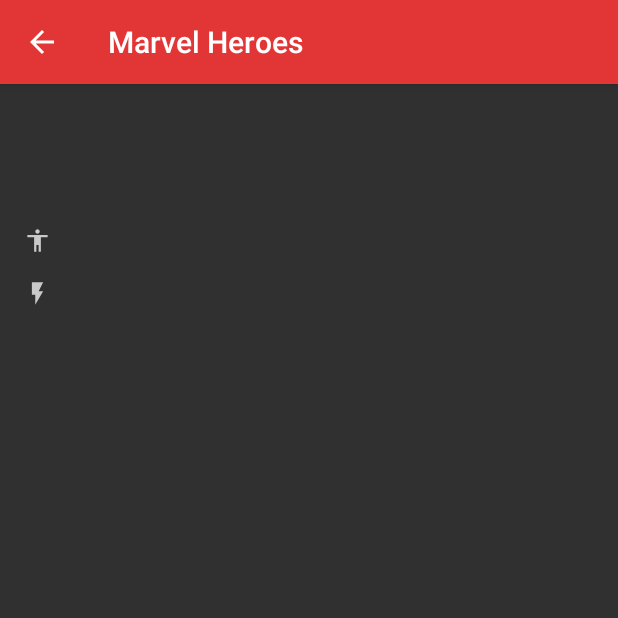
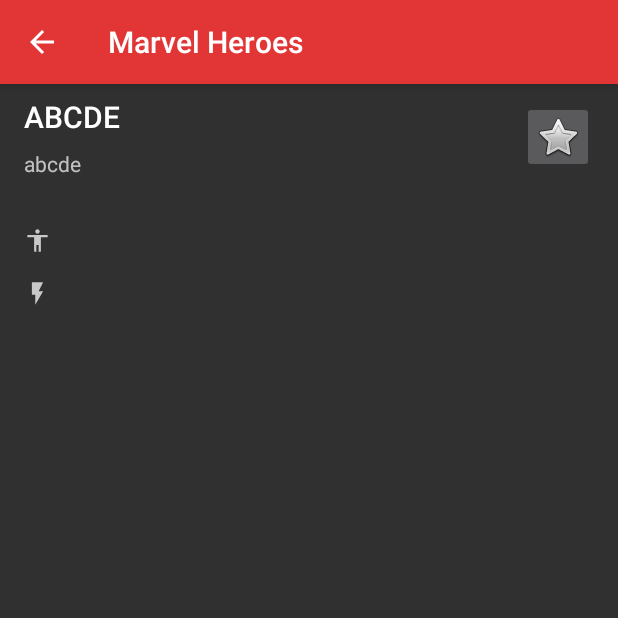
Before and after one commit to kemmo/KC-PracticaAndroidAvanzado, an Android app: the MarvelHeroeDetailActivity screen opened directly, with no data from a screen before it, on a phone screen of 412 x 824 dp, the top half of it. Run offline under Robolectric (Android 15) with nearby library versions, the phone set to English and light mode, and no system bars; our stand-ins replace Dagger/Hilt's generated code, RxJava; libraries missing offline, so code that uses them is left out: com.facebook.stetho; network calls fail; pictures from the network do not load; 2 statements that could not run were skipped.

Commit message:
Show favourite icon in hero detail activity

```diff
--- a/app/build.gradle
+++ b/app/build.gradle
@@ -62,6 +62,8 @@ dependencies {
 
     implementation "android.arch.lifecycle:extensions:1.1.0"
 
+    implementation 'com.facebook.stetho:stetho:1.5.0'
+
     testImplementation 'junit:junit:4.12'
     testImplementation "org.mockito:mockito-core:2.16.0"
     testImplementation "com.nhaarman:mockito-kotlin-kt1.1:1.5.0"
--- a/app/src/main/java/com/costular/marvelheroes/data/model/MarvelHero.kt
+++ b/app/src/main/java/com/costular/marvelheroes/data/model/MarvelHero.kt
@@ -13,5 +13,6 @@ data class MarvelHero(
         val height: String = "",
         val power: String = "",
         val abilities: String = "",
-        val groups: String = ""
+        val groups: String = "",
+        val favourite: Boolean = false
 )
--- a/app/src/main/java/com/costular/marvelheroes/data/model/mapper/MarvelHeroMapper.kt
+++ b/app/src/main/java/com/costular/marvelheroes/data/model/mapper/MarvelHeroMapper.kt
@@ -10,14 +10,14 @@ class MarvelHeroMapper : Mapper<MarvelHero, MarvelHeroEntity> {
 
     override fun transform(input: MarvelHero): MarvelHeroEntity =
             MarvelHeroEntity(
-                    0,
                     input.name,
                     input.photoUrl,
                     input.realName,
                     input.height,
                     input.power,
                     input.abilities,
-                    getGroupsFromMarvelHero(input))
+                    getGroupsFromMarvelHero(input),
+                    input.favourite)
 
     override fun transformList(inputList: List<MarvelHero>): List<MarvelHeroEntity> =
             inputList.map { transform(it) }
--- a/app/src/main/java/com/costular/marvelheroes/data/repository/datasource/LocalMarvelHeroesDataSource.kt
+++ b/app/src/main/java/com/costular/marvelheroes/data/repository/datasource/LocalMarvelHeroesDataSource.kt
@@ -19,9 +19,7 @@ class LocalMarvelHeroesDataSource(val marvelHeroDatabase: MarvelHeroesDatabase)
 
     fun setMarvelHeroFavourite(marvelHero: MarvelHeroEntity) {
         Observable.fromCallable {
-            marvelHeroDatabase
-                    .getMarvelHeroesDao()
-                    .updateMarvelHero(marvelHero)
+            marvelHeroDatabase.getMarvelHeroesDao().updateMarvelHero(marvelHero)
         }.subscribeOn(Schedulers.io())
                 .subscribe()
     }
--- a/app/src/main/java/com/costular/marvelheroes/domain/model/MarvelHeroEntity.kt
+++ b/app/src/main/java/com/costular/marvelheroes/domain/model/MarvelHeroEntity.kt
@@ -13,13 +13,13 @@ import kotlinx.android.parcel.Parcelize
 @Entity(tableName = "marvelHeroes")
 @Parcelize
 data class MarvelHeroEntity(
-        @PrimaryKey(autoGenerate = true)
-        val id: Long,
+        @PrimaryKey
         val name: String,
         val photoUrl: String,
         val realName: String,
         val height: String,
         val power: String,
         val abilities: String,
-        val groups: Array<String>
+        val groups: Array<String>,
+        var favourite: Boolean
 ) : Parcelable
--- a/app/src/main/java/com/costular/marvelheroes/presentation/MainApp.kt
+++ b/app/src/main/java/com/costular/marvelheroes/presentation/MainApp.kt
@@ -4,6 +4,7 @@ import android.app.Application
 import com.costular.marvelheroes.di.components.ApplicationComponent
 import com.costular.marvelheroes.di.components.DaggerApplicationComponent
 import com.costular.marvelheroes.di.modules.ApplicationModule
+import com.facebook.stetho.Stetho
 
 /**
  * Created by costular on 16/03/2018.
@@ -15,6 +16,8 @@ class MainApp : Application() {
     override fun onCreate() {
         super.onCreate()
 
+        Stetho.initializeWithDefaults(this)
+
         component =
                 DaggerApplicationComponent.builder()
                         .applicationModule(ApplicationModule(this))
--- a/app/src/main/java/com/costular/marvelheroes/presentation/heroeslist/HeroesListActivity.kt
+++ b/app/src/main/java/com/costular/marvelheroes/presentation/heroeslist/HeroesListActivity.kt
@@ -34,6 +34,11 @@ class HeroesListActivity : AppCompatActivity() {
         setUp()
     }
 
+    override fun onResume() {
+        super.onResume()
+        heroesListViewModel.loadMarvelHeroes()
+    }
+
     fun inject() {
         (application as MainApp).component.inject(this)
     }
@@ -53,7 +58,6 @@ class HeroesListActivity : AppCompatActivity() {
     private fun setUpViewModel() {
         heroesListViewModel = ViewModelProviders.of(this, viewModelFactory).get(HeroesListViewModel::class.java)
         bindEvents()
-        heroesListViewModel.loadMarvelHeroes()
     }
 
     private fun bindEvents(){
--- a/app/src/main/java/com/costular/marvelheroes/presentation/heroeslist/HeroesListViewModel.kt
+++ b/app/src/main/java/com/costular/marvelheroes/presentation/heroeslist/HeroesListViewModel.kt
@@ -4,6 +4,7 @@ import android.arch.lifecycle.MutableLiveData
 import android.util.Log
 import com.costular.marvelheroes.data.repository.MarvelHeroesRepository
 import com.costular.marvelheroes.domain.model.MarvelHeroEntity
+import com.costular.marvelheroes.presentation.util.SettingsManager
 import com.costular.marvelheroes.presentation.util.mvvm.BaseViewModel
 import io.reactivex.android.schedulers.AndroidSchedulers
 import io.reactivex.rxkotlin.addTo
@@ -12,7 +13,8 @@ import io.reactivex.schedulers.Schedulers
 import javax.inject.Inject
 
 class HeroesListViewModel @Inject constructor(
-        val marvelHeroesRepository: MarvelHeroesRepository)
+        val marvelHeroesRepository: MarvelHeroesRepository,
+        val settingsManager: SettingsManager)
     : BaseViewModel() {
 
     val marvelListState: MutableLiveData<List<MarvelHeroEntity>> = MutableLiveData()
@@ -32,6 +34,7 @@ class HeroesListViewModel @Inject constructor(
                             Log.d("MarvelListViewModel", it.toString())
                         },
                         onComplete = {
+                            settingsManager.firstLoad = false
                         }
                 )
                 .addTo(compositeDisposable)
--- a/app/src/main/res/layout/activity_hero_detail.xml
+++ b/app/src/main/res/layout/activity_hero_detail.xml
@@ -1,6 +1,8 @@
 <?xml version="1.0" encoding="utf-8"?>
 <ScrollView
     xmlns:android="http://schemas.android.com/apk/res/android"
+    xmlns:app="http://schemas.android.com/apk/res-auto"
+    xmlns:tools="http://schemas.android.com/tools"
     android:layout_width="match_parent"
     android:layout_height="match_parent">
 
@@ -17,21 +19,64 @@
         android:layout_height="wrap_content"
         android:transitionName="@string/image_transition" />
 
-    <TextView
-        android:id="@+id/heroDetailName"
-        android:layout_width="wrap_content"
-        android:layout_height="wrap_content"
-        tools:text="Iron Man"
+    <android.support.constraint.ConstraintLayout
+        android:layout_width="match_parent"
+        android:layout_height="match_parent"
         android:layout_marginLeft="16dp"
         android:layout_marginRight="16dp"
-        style="@style/HeroDetailName" />
+        android:layout_marginTop="8dp"
+        android:layout_marginBottom="8dp">
 
-    <TextView
-        android:id="@+id/heroDetailRealName"
-        android:layout_width="wrap_content"
-        android:layout_height="wrap_content"
-        tools:text="Anthony Edward 'Tony' Stark"
-        style="@style/HeroDetailRealName" />
+        <LinearLayout
+            android:id="@+id/linearLayout"
+            android:layout_width="wrap_content"
+            android:layout_height="wrap_content"
+            android:orientation="vertical">
+
+            <TextView
+                android:id="@+id/heroDetailName"
+                style="@style/HeroDetailName"
+                android:layout_width="match_parent"
+                android:layout_height="wrap_content"
+                android:layout_marginLeft="0dp"
+                android:layout_marginStart="0dp"
+                android:layout_marginTop="0dp"
+                android:text="ABCDE"
+                app:layout_constraintStart_toStartOf="parent"
+                app:layout_constraintTop_toTopOf="parent"
+                tools:text="Iron Man" />
+
+            <TextView
+                android:id="@+id/heroDetailRealName"
+                style="@style/HeroDetailRealName"
+                android:layout_width="match_parent"
+                android:layout_height="wrap_content"
+                android:layout_marginBottom="0dp"
+                android:layout_marginLeft="0dp"
+                android:layout_marginStart="0dp"
+                android:layout_marginTop="8dp"
+                android:text="abcde"
+                app:layout_constraintBottom_toBottomOf="parent"
+                app:layout_constraintStart_toStartOf="parent"
+                app:layout_constraintTop_toBottomOf="@+id/heroDetailName"
+                tools:text="Anthony Edward 'Tony' Stark" />
+        </LinearLayout>
+
+        <ImageButton
+            android:id="@+id/favouriteButton"
+            android:layout_width="@android:dimen/app_icon_size"
+            android:layout_height="@android:dimen/app_icon_size"
+            android:layout_marginBottom="0dp"
+            android:layout_marginEnd="0dp"
+            android:layout_marginRight="0dp"
+            android:layout_marginTop="0dp"
+            android:foregroundGravity="center_vertical"
+            app:layout_constraintBottom_toBottomOf="parent"
+            app:layout_constraintEnd_toEndOf="parent"
+            app:layout_constraintTop_toTopOf="parent"
+            app:srcCompat="@android:drawable/btn_star_big_off" />
+
+    </android.support.constraint.ConstraintLayout>
 
     <TextView
         android:id="@+id/heroDetailHeight"
```
Also changed, not shown: app/src/main/java/com/costular/marvelheroes/data/repository/MarvelHeroesRepositoryImpl.kt (+7 -4 lines), app/src/main/java/com/costular/marvelheroes/di/modules/DataModule.kt (+16 -2 lines), app/src/main/java/com/costular/marvelheroes/presentation/heroedetail/MarvelHeroeDetailActivity.kt (+24 -1 lines), app/src/main/java/com/costular/marvelheroes/presentation/util/SettingsManager.kt (added, +15 -0 lines).
